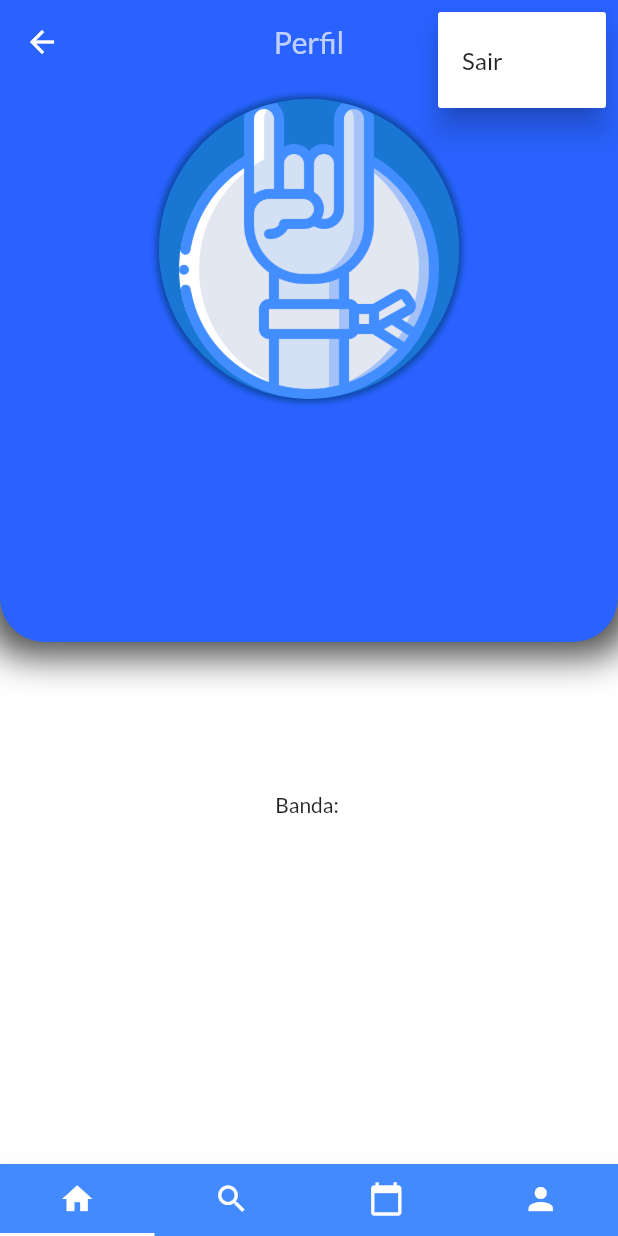
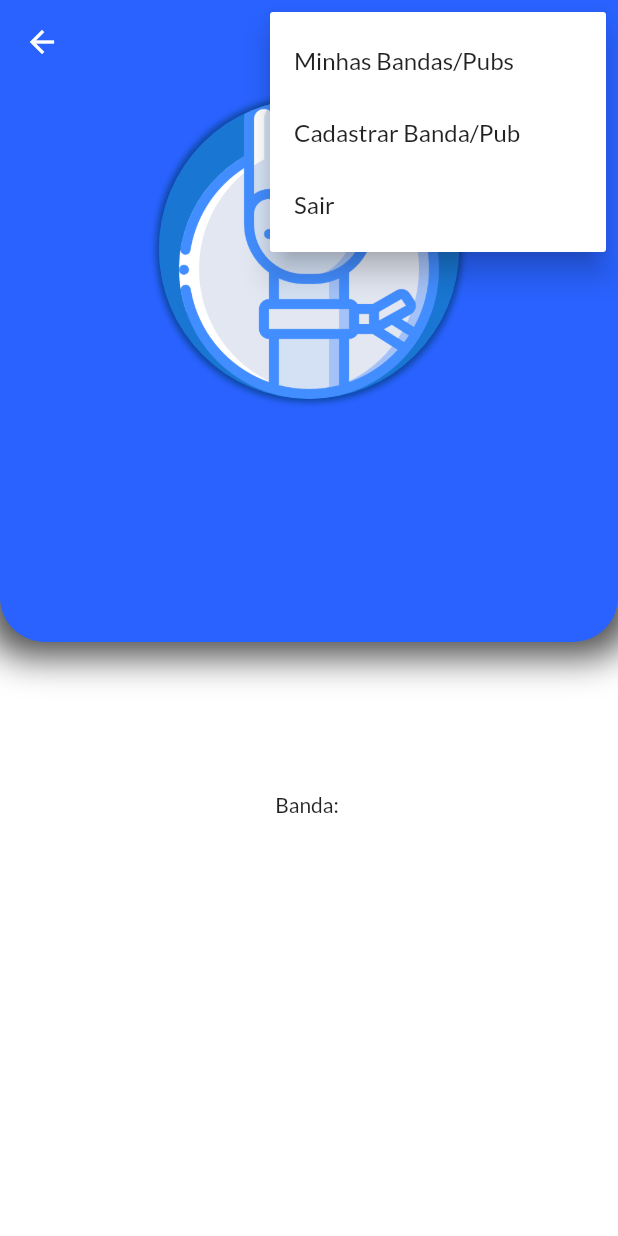
Before and after one commit to Rossitto/lsrtcc_Frontend_Flutter, a Flutter app: the ProfileScreen screen opened by its route, after a tap on the "more vert" icon, on a phone screen of 412 x 824 dp. Run offline on Flutter 3.47's test engine with Material 2 defaults, Android fonts, the light colour scheme and no system bars; our stand-ins replace animated_text_kit, date_format, get, get_storage, google_fonts, table_calendar; missing offline and left inert: date_time_format, emojis; accounts and stored records are empty; network calls fail.

Commit message:
user_bands_pubs list + all_registrations_screen

```diff
--- a/lib/main.dart
+++ b/lib/main.dart
@@ -7,6 +7,7 @@ import 'package:lsrtcc_flutter/screens/calendar_screen.dart';
 import 'package:lsrtcc_flutter/screens/profile_screen.dart';
 import 'package:lsrtcc_flutter/screens/registerBand_screen.dart';
 import 'package:lsrtcc_flutter/screens/registerPub_screen.dart';
+import 'package:lsrtcc_flutter/screens/user_bands_pubs.dart';
 import 'package:lsrtcc_flutter/screens/welcome_screen.dart';
 import 'package:lsrtcc_flutter/screens/login_screen.dart';
 import 'package:lsrtcc_flutter/screens/registration_screen.dart';
@@ -14,6 +15,7 @@ import 'package:lsrtcc_flutter/services/api_data.dart';
 import 'package:lsrtcc_flutter/services/user_preferences.dart';
 import 'package:provider/provider.dart';
 import 'components/DateTimePicker.dart';
+import 'screens/all_registrations_screen.dart';
 import 'screens/login_screen.dart';
 import 'screens/registration_screen.dart';
 import 'screens/welcome_screen.dart';
@@ -63,6 +65,8 @@ Future<void> main() async {
           CalendarScreen.id: (context) => CalendarScreen(),
           ProfileScreen.id: (context) => ProfileScreen(),
           DateTimePicker.id: (context) => DateTimePicker(),
+          AllRegistrationsScreen.id: (context) => AllRegistrationsScreen(),
+          UserBandsPubs.id: (context) => UserBandsPubs(),
         },
       ),
     ),
--- a/lib/screens/profile_screen.dart
+++ b/lib/screens/profile_screen.dart
@@ -1,9 +1,12 @@
 import 'dart:convert';
 import 'package:get_storage/get_storage.dart';
+import 'package:lsrtcc_flutter/components/anything_list_view.dart';
 import 'package:lsrtcc_flutter/constants.dart';
 import 'package:flutter/material.dart';
 import 'package:lsrtcc_flutter/components/rounded_button.dart';
 import 'package:lsrtcc_flutter/model/band.dart';
+import 'package:lsrtcc_flutter/screens/all_registrations_screen.dart';
+import 'package:lsrtcc_flutter/screens/user_bands_pubs.dart';
 import 'package:lsrtcc_flutter/screens/welcome_screen.dart';
 import 'package:lsrtcc_flutter/services/backend_api.dart';
 import 'package:provider/provider.dart';
@@ -61,7 +64,18 @@ class _ProfileScreenState extends State<ProfileScreen>
         actions: <Widget>[
           PopupMenuButton(
             itemBuilder: (BuildContext bc) => [
-              PopupMenuItem(child: Text("Sair"), value: WelcomeScreen.id),
+              PopupMenuItem(
+                child: Text("Minhas Bandas/Pubs"),
+                value: UserBandsPubs.id,
+              ),
+              PopupMenuItem(
+                child: Text("Cadastrar Banda/Pub"),
+                value: AllRegistrationsScreen.id,
+              ),
+              PopupMenuItem(
+                child: Text("Sair"),
+                value: WelcomeScreen.id,
+              ),
             ],
             onSelected: (route) {
               print(route);
@@ -220,53 +234,66 @@ class _ProfileScreenState extends State<ProfileScreen>
             Container(
               padding: EdgeInsets.only(top: 100),
               // TODO: COLOCAR AGENDA AQUI, ou MINHAS BANDAS / MEUS PUBS
-              child: Text('Banda: ${bandName_1}'),
+              child:
+                  // ListViewHome(),
+                  Text('Banda: ${bandName_1}'),
             ),
           ],
         ),
       ),
-      bottomNavigationBar: Material(
-        elevation: 30.0,
-        color: Colors.blueAccent,
-        shadowColor: Colors.black.withOpacity(0.5),
-        child: TabBar(
-          controller: tabController,
-          indicatorColor: Colors.white,
-          tabs: <Widget>[
-            Tab(
-              icon: Icon(
-                Icons.home,
-                color: Colors.white,
-              ),
-            ),
-            // Tab(
-            //   icon: Icon(
-            //     Icons.chat,
-            //     color: Colors.white,
-            //   ),
-            // ),
-            Tab(
-              icon: Icon(
-                Icons.search,
-                color: Colors.white,
-              ),
-            ),
-            Tab(
-              icon: Icon(
-                Icons.calendar_today,
-                color: Colors.white,
-              ),
-            ),
-            Tab(
-              icon: Icon(
-                Icons.person,
-                color: Colors.white,
-                // size: 40.0,
-              ),
-            ),
-          ],
-        ),
-      ),
+      // bottomNavigationBar: Material(
+      //   elevation: 30.0,
+      //   color: Colors.blueAccent,
+      //   shadowColor: Colors.black.withOpacity(0.5),
+      //   child: TabBar(
+      //     onTap: (index) {
+      //       switch (index) {
+      //         // case 1:
+      //         //   Navigator.pushNamed(context, "/second");
+      //         //   break;
+      //         case 4:
+      //           Navigator.pushNamed(context, AllRegistrationsScreen.id);
+      //           break;
+      //       }
+      //     },
+      //     controller: tabController,
+      //     indicatorColor: Colors.white,
+      //     tabs: <Widget>[
+      //       Tab(
+      //         icon: Icon(
+      //           Icons.home,
+      //           color: Colors.white,
+      //         ),
+      //       ),
+      //       // Tab(
+      //       //   icon: Icon(
+      //       //     Icons.chat,
+      //       //     color: Colors.white,
+      //       //   ),
+      //       // ),
+      //       Tab(
+      //         icon: Icon(
+      //           Icons.search,
+      //           color: Colors.white,
+      //         ),
+      //       ),
+      //       Tab(
+      //         icon: Icon(
+      //           Icons.calendar_today,
+      //           color: Colors.white,
+      //         ),
+      //       ),
+      //       Tab(
+      //         icon: Icon(
+      //           Icons.person,
+      //           color: Colors.white,
+      //           // TODO: ir para a AllRegistrationsScreen
+      //           // size: 40.0,
+      //         ),
+      //       ),
+      //     ],
+      //   ),
+      // ),
     );
   }
 }
```
Also changed, not shown: lib/components/anything_list_view.dart (added, +42 -0 lines), lib/screens/all_registrations_screen.dart (added, +137 -0 lines), lib/screens/user_bands_pubs.dart (added, +107 -0 lines), pubspec.lock.
